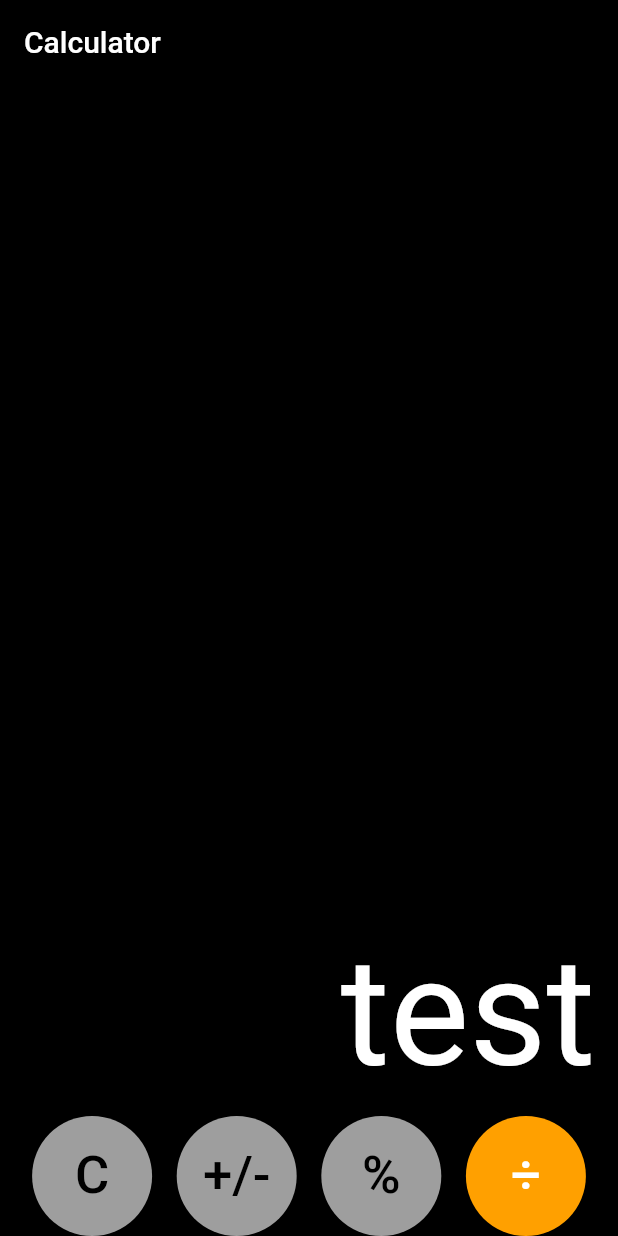
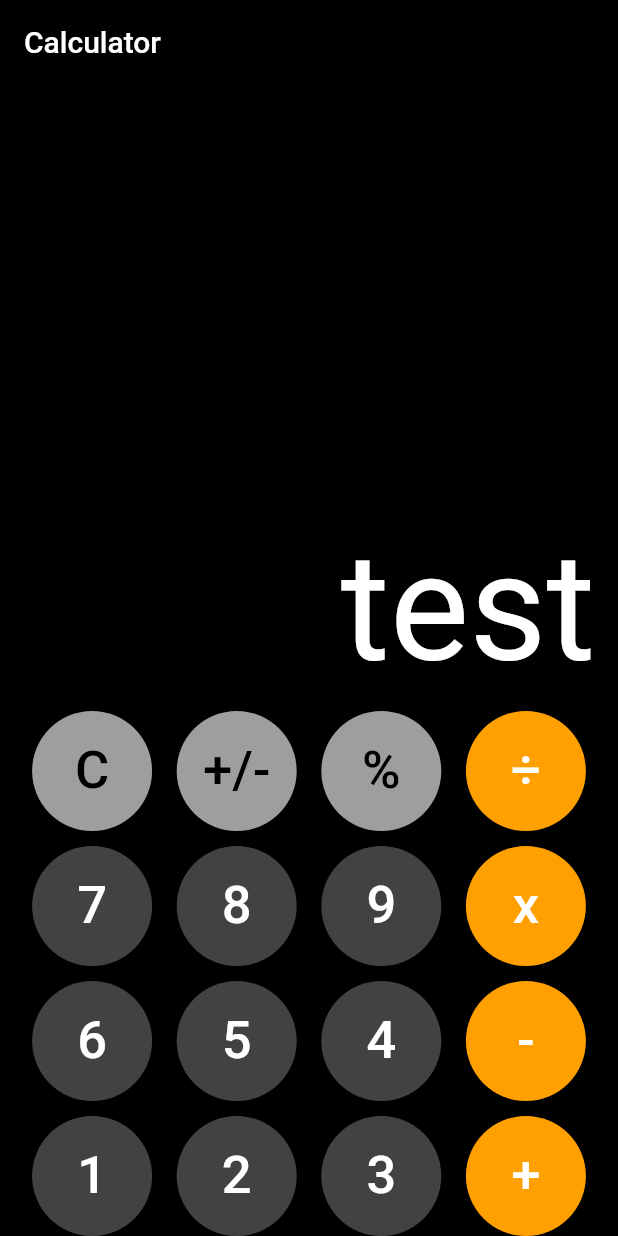
Before and after one commit to maxime9446/CalculatriceFlutter, a Flutter app: the screen it shows after launch, on a phone screen of 412 x 824 dp. Run offline on Flutter 3.47's test engine with Material 2 defaults, Android fonts, the phone set to English and light mode, and no system bars.

Commit message:
Add button number

```diff
--- a/lib/main.dart
+++ b/lib/main.dart
@@ -78,6 +78,42 @@ class _CalculatorState extends State<Calculator> {
                 calcbuttom('÷', Colors.amber.shade700, Colors.white),
               ],
             ),
+            const SizedBox(
+              height: 10,
+            ),
+            Row(
+              mainAxisAlignment: MainAxisAlignment.spaceEvenly,
+              children: [
+                calcbuttom('7', Colors.grey.shade800, Colors.white),
+                calcbuttom('8', Colors.grey.shade800, Colors.white),
+                calcbuttom('9', Colors.grey.shade800, Colors.white),
+                calcbuttom('x', Colors.amber.shade700, Colors.white),
+              ],
+            ),
+            const SizedBox(
+              height: 10,
+            ),
+            Row(
+              mainAxisAlignment: MainAxisAlignment.spaceEvenly,
+              children: [
+                calcbuttom('6', Colors.grey.shade800, Colors.white),
+                calcbuttom('5', Colors.grey.shade800, Colors.white),
+                calcbuttom('4', Colors.grey.shade800, Colors.white),
+                calcbuttom('-', Colors.amber.shade700, Colors.white),
+              ],
+            ),
+            const SizedBox(
+              height: 10,
+            ),
+            Row(
+              mainAxisAlignment: MainAxisAlignment.spaceEvenly,
+              children: [
+                calcbuttom('1', Colors.grey.shade800, Colors.white),
+                calcbuttom('2', Colors.grey.shade800, Colors.white),
+                calcbuttom('3', Colors.grey.shade800, Colors.white),
+                calcbuttom('+', Colors.amber.shade700, Colors.white),
+              ],
+            ),
           ],
         ),
 
```
